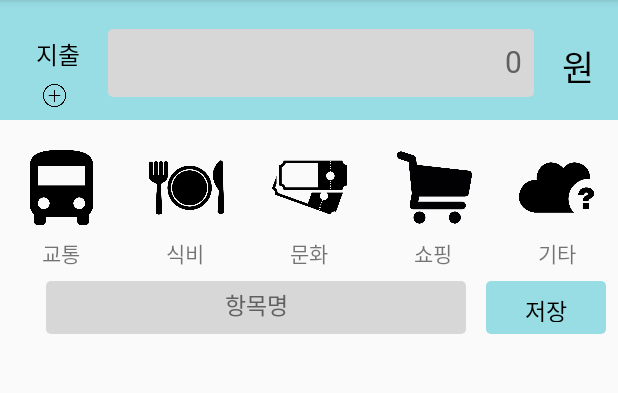
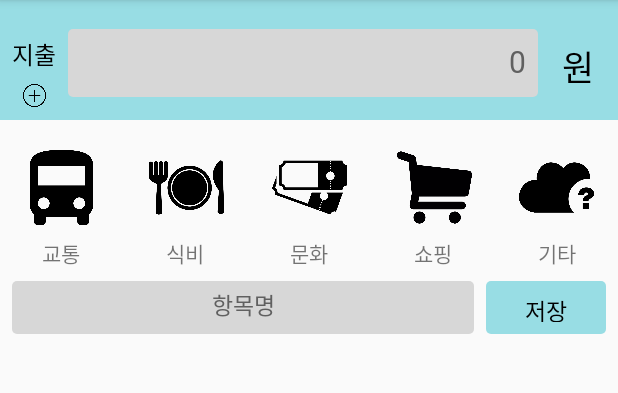
Before and after one commit to ChoHnA/PROJECT5, an Android app: the ChatActivity screen opened directly, with no data from a screen before it, on a phone screen of 412 x 824 dp, the part 84-477 px from its top. Run offline under Robolectric (Android 15) with nearby library versions, the phone set to English and light mode, and no system bars; 1 statement that could not run was skipped.

```diff
--- a/app/src/main/java/com/helloandroid/project3_chatbot/SelectedList.java
+++ b/app/src/main/java/com/helloandroid/project3_chatbot/SelectedList.java
@@ -201,7 +201,7 @@ public class SelectedList extends AppCompatActivity {
                         setResult(RESULT_OK, intent);
                         }
 
-                        String mon = "잔고: " + String.valueOf(money) + " 원";
+                        String mon = String.valueOf(money);
 
                         MainActivity mainActivity = new MainActivity();
                         mainActivity.setBudget(money);
--- a/app/src/main/res/layout/activity_chat.xml
+++ b/app/src/main/res/layout/activity_chat.xml
@@ -18,14 +18,14 @@
 
     <EditText
         android:id="@+id/userInput_title"
-        android:layout_width="280dp"
-        android:layout_height="35dp"
+        android:layout_width="0dp"
+        android:layout_height="35sp"
         android:layout_margin="8dp"
-        android:layout_marginStart="8dp"
-        android:layout_marginLeft="8dp"
+        android:layout_marginStart="16dp"
+        android:layout_marginLeft="16dp"
         android:layout_marginTop="16dp"
-        android:layout_marginEnd="8dp"
-        android:layout_marginRight="8dp"
+        android:layout_marginEnd="16dp"
+        android:layout_marginRight="16dp"
         android:background="@drawable/bg_edit_text"
         android:fontFamily="@font/nanumsquarel"
         android:gravity="center"
@@ -49,8 +49,8 @@
         android:layout_height="35sp"
         android:layout_margin="8dp"
         android:layout_marginTop="16dp"
-        android:layout_marginEnd="8dp"
-        android:layout_marginRight="8dp"
+        android:layout_marginEnd="16dp"
+        android:layout_marginRight="16dp"
         android:background="@drawable/bg_text_send"
         android:fontFamily="@font/nanumsquarer"
         android:gravity="center"
@@ -214,14 +214,12 @@
 
     <EditText
         android:id="@+id/userInput_money"
-        android:layout_width="284dp"
+        android:layout_width="0dp"
         android:layout_height="45dp"
         android:layout_margin="8dp"
         android:layout_marginStart="8dp"
         android:layout_marginLeft="8dp"
         android:layout_marginTop="8dp"
-        android:layout_marginEnd="8dp"
-        android:layout_marginRight="8dp"
         android:background="@drawable/bg_edit_text2"
         android:fontFamily="@font/nanumsquarel"
         android:gravity="right"
@@ -234,8 +232,7 @@
         android:textColorHint="#606060"
         android:textSize="20sp"
         app:layout_constraintBottom_toBottomOf="@+id/imageView"
-        app:layout_constraintEnd_toEndOf="parent"
-        app:layout_constraintHorizontal_bias="0.177"
+        app:layout_constraintEnd_toStartOf="@+id/textView_money"
         app:layout_constraintStart_toEndOf="@+id/textView"
         app:layout_constraintTop_toTopOf="@+id/imageView"
         app:layout_constraintVertical_bias="0.592"
@@ -350,16 +347,13 @@
         android:id="@+id/textView"
         android:layout_width="wrap_content"
         android:layout_height="wrap_content"
-        android:layout_marginStart="10dp"
-        android:layout_marginLeft="10dp"
+        android:layout_marginStart="8dp"
+        android:layout_marginLeft="8dp"
         android:layout_marginTop="24dp"
-        android:layout_marginEnd="345dp"
-        android:layout_marginRight="345dp"
         android:fontFamily="@font/nanumsquarer"
         android:text="지출"
         android:textColor="@android:color/black"
         android:textSize="16sp"
-        app:layout_constraintEnd_toEndOf="parent"
         app:layout_constraintStart_toStartOf="parent"
         app:layout_constraintTop_toTopOf="parent" />
 
--- a/app/src/main/res/layout/activity_selected_list.xml
+++ b/app/src/main/res/layout/activity_selected_list.xml
@@ -23,7 +23,7 @@
 
     <TextView
         android:id="@+id/money"
-        android:layout_width="270dp"
+        android:layout_width="0dp"
         android:layout_height="45dp"
         android:layout_margin="8dp"
         android:layout_marginStart="8dp"
```
Also changed, not shown: app/src/main/java/com/helloandroid/project3_chatbot/GraphActivity.java (+36 -29 lines), app/src/main/java/com/helloandroid/project3_chatbot/MainActivity.java (+2 -25 lines), app/src/main/res/layout/activity_graph.xml (+24 -24 lines), app/src/main/res/layout/activity_main.xml (+18 -20 lines).
